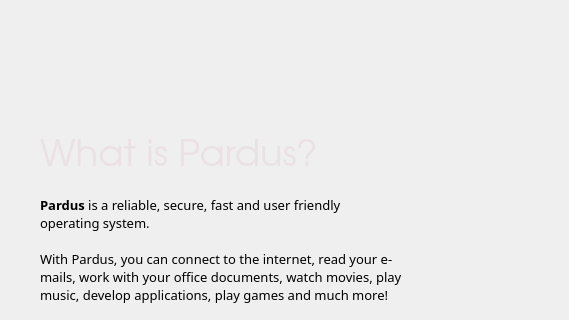
Old version of the form kde/kaptan/ui/ui_scrWelcome.ui in the repository pars-linux/uludag; both pictures show x 0 to 569 and y 0 to 320 of the 569 by 495 pixel window.
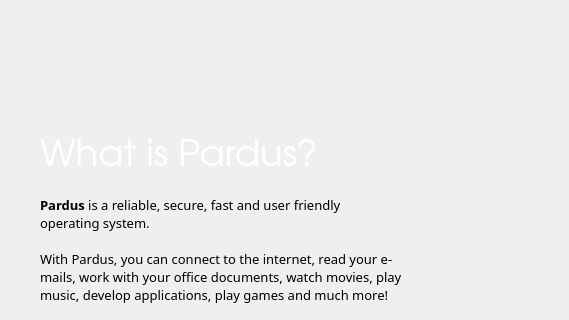
New version of the form. Icons and pictures are not drawn.

Diff of the .ui file:
```diff
--- a/kde/kaptan/ui/ui_scrWelcome.ui
+++ b/kde/kaptan/ui/ui_scrWelcome.ui
@@ -45,7 +45,7 @@
         </font>
        </property>
        <property name="styleSheet">
-        <string notr="true">	color:rgb(234, 225, 228);</string>
+        <string notr="true">color: white;</string>
        </property>
        <property name="text">
         <string>What is Pardus?</string>
```
